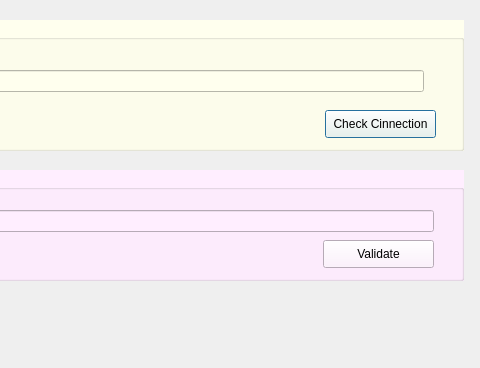
First picture: the form in networkmanagement.ui, repository d-fal/face_detector, before the edit; both pictures show x 317 to 797 and y 0 to 368 of the 797 by 368 pixel window.
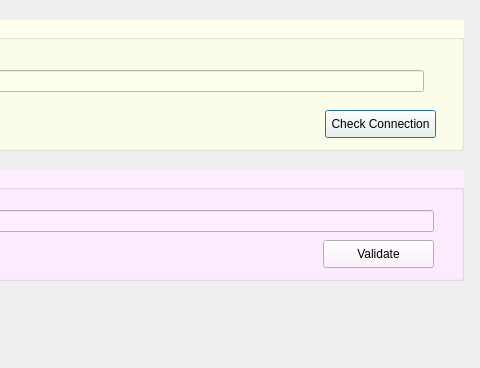
Second picture: the form after the edit.

Patch:
```diff
--- a/networkmanagement.ui
+++ b/networkmanagement.ui
@@ -61,7 +61,7 @@
      </rect>
     </property>
     <property name="text">
-     <string>Check Cinnection</string>
+     <string>Check Connection</string>
     </property>
    </widget>
   </widget>
```
